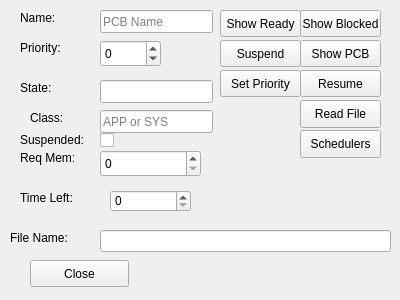
First picture: the form in pcbwindow.ui, repository orville94Bailey/OpSys, before the edit.
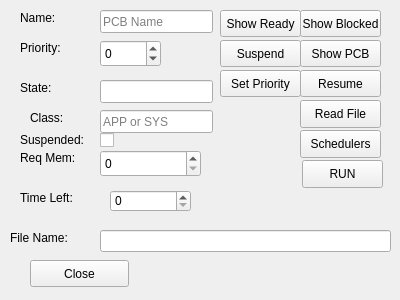
Second picture: the form after the edit.

Diff of the .ui file:
```diff
--- a/pcbwindow.ui
+++ b/pcbwindow.ui
@@ -332,6 +332,19 @@
     <string>Schedulers</string>
    </property>
   </widget>
+  <widget class="QPushButton" name="Run_button">
+   <property name="geometry">
+    <rect>
+     <x>302</x>
+     <y>160</y>
+     <width>81</width>
+     <height>28</height>
+    </rect>
+   </property>
+   <property name="text">
+    <string>RUN</string>
+   </property>
+  </widget>
  </widget>
  <resources/>
  <connections/>
```
